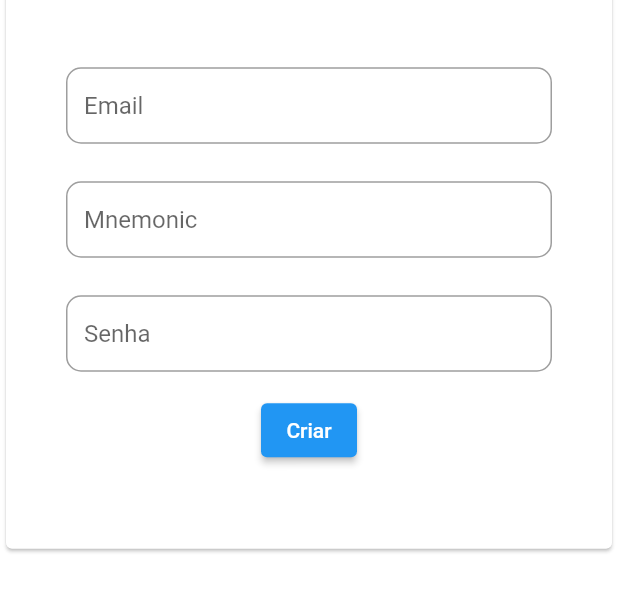
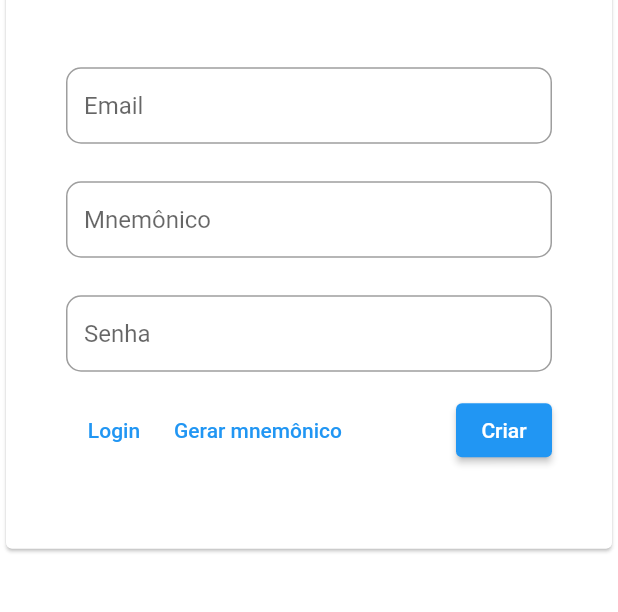
Before and after one commit to schuartzrussi/d_email_flutter_client, a Flutter app: the screen it shows after launch, after a tap on "Criar conta", on a phone screen of 412 x 824 dp, the part 490-1102 px from its top. Run offline on Flutter 3.47's test engine with Material 2 defaults, Android fonts, the phone set to English and light mode, and no system bars; our stand-ins replace chopper, equatable, fixnum, flutter_bloc, hive, sn_progress_dialog; missing offline and left inert: alan, encrypt, flutter_admin_scaffold, grpc, pointycastle, protobuf and 1 more; accounts and stored records are empty; generated files the repository leaves out were written again; key blocks and very long unbroken strings in the code were emptied for the run.

```diff
--- /dev/null
+++ b/lib/bloc/generate_wallet/event.dart
@@ -0,0 +1 @@
+class GenerateWalletEvent {}
--- a/lib/data/wallet/model.dart
+++ b/lib/data/wallet/model.dart
@@ -1,6 +1,21 @@
-class CoinTransaction {
+import 'package:equatable/equatable.dart';
+
+class Wallet extends Equatable {
+  final String address;
+  final String mnemonic;
+
+  Wallet(this.address, this.mnemonic);
+
+  @override
+  List<Object?> get props => [this.address, this.mnemonic];
+}
+
+class CoinTransaction extends Equatable {
   final String to;
   final String amount;
 
   CoinTransaction(this.to, this.amount);
+
+  @override
+  List<Object?> get props => [this.to, this.amount];
 }
--- a/lib/data/wallet/repository.dart
+++ b/lib/data/wallet/repository.dart
@@ -1,15 +1,20 @@
-import 'package:alan/alan.dart';
+import 'package:alan/alan.dart' as alanLib;
 import 'package:d_email_flutter_client/data/core/repository.dart';
 import 'package:d_email_flutter_client/data/user/model.dart';
 
+import 'model.dart';
 import 'provider.dart';
 
 class WalletRepository extends Repository {
-  final NetworkInfo demailNetworkInfo;
+  final alanLib.NetworkInfo demailNetworkInfo;
   DEmailWalletProvider? walletProvider;
 
   WalletRepository(this.demailNetworkInfo) {
     this.walletProvider = DEmailWalletProvider(this.demailNetworkInfo);
+  }
+
+  Future<Wallet> generateNewWallet() async {
+    return await this.walletProvider!.generateNewWallet();
   }
 
   Future<int> getBalance(User user) async {
--- a/lib/ui/app.dart
+++ b/lib/ui/app.dart
@@ -95,6 +95,7 @@ class _AppViewState extends State<AppView> {
   void dispose() {
     this.widget.userRepository.dispose();
     this.widget.emailRepository.dispose();
+    this.widget.walletRepository.dispose();
     super.dispose();
   }
 }
--- a/lib/ui/components/d_email_list_view/component.dart
+++ b/lib/ui/components/d_email_list_view/component.dart
@@ -43,9 +43,9 @@ class _Card extends StatelessWidget {
             title: Text(this.email.subject),
             subtitle:
                 Column(crossAxisAlignment: CrossAxisAlignment.start, children: [
-              Text("De: ${email.from}"),
-              Text("Para: ${email.to.join(', ')}"),
-              Text("Enviado em: ${email.getFormattedSendedAt()}"),
+              SelectableText("De: ${email.from}"),
+              SelectableText("Para: ${email.to.join(', ')}"),
+              SelectableText("Enviado em: ${email.getFormattedSendedAt()}"),
             ])),
       ),
     );
--- a/lib/ui/pages/signup/form.dart
+++ b/lib/ui/pages/signup/form.dart
@@ -8,6 +8,7 @@ import 'package:d_email_flutter_client/ui/components/d_email_snackbar/component.
 import 'package:d_email_flutter_client/ui/components/d_email_text_form_field/component.dart';
 import 'package:d_email_flutter_client/ui/form_validator/email.dart';
 import 'package:d_email_flutter_client/ui/form_validator/required_field.dart';
+import 'package:d_email_flutter_client/ui/router.dart';
 import 'package:flutter/material.dart';
 import 'package:flutter_bloc/flutter_bloc.dart';
 
@@ -75,7 +76,7 @@ class _SignupPageFormState extends State<SignupPageForm> {
                               EmailFormValidator.validateEmail(val)),
                       SizedBox(height: 25.0),
                       DEmailTextFormField(
-                          label: "Mnemonic",
+                          label: "Mnemônico",
                           textInputType: TextInputType.text,
                           obscureText: false,
                           textEditingController: this._mnemonicController,
@@ -94,7 +95,32 @@ class _SignupPageFormState extends State<SignupPageForm> {
                       SizedBox(
                         height: 15.0,
                       ),
-                      _getSubmitButton(context),
+                      Row(
+                        mainAxisAlignment: MainAxisAlignment.spaceBetween,
+                        children: [
+                          Row(
+                            children: [
+                              TextButton(
+                                  child: Text("Login"),
+                                  onPressed: () {
+                                    Navigator.pushNamedAndRemoveUntil(
+                                        context,
+                                        AppRouter.LOGIN_PAGE_ROUTE,
+                                        (Route<dynamic> route) => false);
+                                  }),
+                              TextButton(
+                                  child: Text("Gerar mnemônico"),
+                                  onPressed: () {
+                                    Navigator.pushNamedAndRemoveUntil(
+                                        context,
+                                        AppRouter.GENERATE_WALLET_PAGE_ROUTE,
+                                        (Route<dynamic> route) => false);
+                                  }),
+                            ],
+                          ),
+                          _getSubmitButton(context),
+                        ],
+                      ),
                       SizedBox(
                         height: 15.0,
                       ),
--- a/lib/ui/router.dart
+++ b/lib/ui/router.dart
@@ -1,5 +1,6 @@
 import 'package:d_email_flutter_client/data/email/repository.dart';
 import 'package:d_email_flutter_client/data/wallet/repository.dart';
+import 'package:d_email_flutter_client/ui/pages/generate_wallet/page.dart';
 import 'package:d_email_flutter_client/ui/pages/inbox/page.dart';
 import 'package:d_email_flutter_client/ui/pages/login/page.dart';
 import 'package:d_email_flutter_client/ui/pages/sent/page.dart';
@@ -19,6 +20,7 @@ class AppRouter {
   static const String INBOX_PAGE_ROUTE = "/inbox";
   static const String SENT_PAGE_ROUTE = "/sent";
   static const String WALLET_PAGE_ROUTE = "/wallet";
+  static const String GENERATE_WALLET_PAGE_ROUTE = "/generate-wallet";
 
   final EmailRepository emailRepository;
   final WalletRepository walletRepository;
@@ -64,13 +66,14 @@ class AppRouter {
                     value: this.walletRepository, child: WalletPage()),
             transitionDuration: Duration(seconds: 0));
 
+      case GENERATE_WALLET_PAGE_ROUTE:
+        return MaterialPageRoute(
+            settings: settings,
+            builder: (_) => RepositoryProvider.value(
+                value: this.walletRepository, child: GenerateWalletPage()));
+
       default:
         return null;
     }
   }
-
-  void dispose() {
-    this.emailRepository.dispose();
-    this.walletRepository.dispose();
-  }
 }
```
Also changed, not shown: lib/bloc/generate_wallet/bloc.dart (added, +22 -0 lines), lib/bloc/generate_wallet/state.dart (added, +17 -0 lines), lib/data/wallet/provider.dart (+12 -4 lines), lib/ui/pages/generate_wallet/page.dart (added, +22 -0 lines), lib/ui/pages/generate_wallet/scaffold.dart (added, +127 -0 lines), lib/ui/pages/view_email/card.dart (+4 -4 lines).
